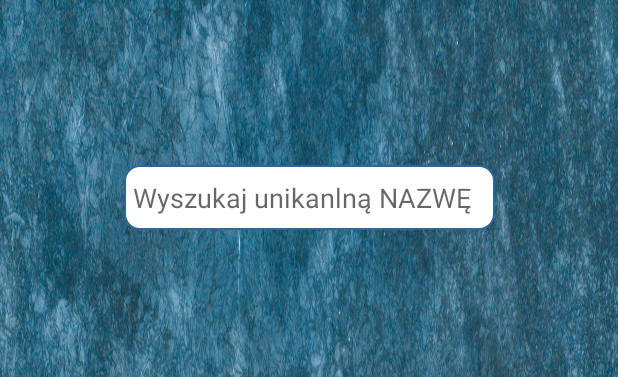
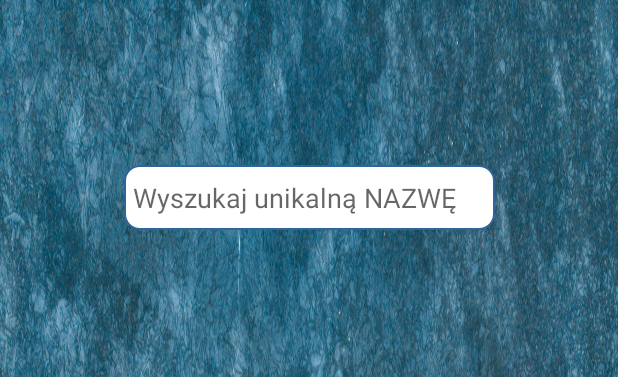
Before and after one commit to pmh-projects/Cloud-Computing-Android, an Android app: the layout activity_update.xml on its own in the app's theme, with its tools: preview values and no code run, on a phone screen of 412 x 824 dp. Shown: the top 377 px of the screen. Run offline under Robolectric (Android 15) with nearby library versions, the phone set to English and light mode, and no system bars.

Commit message:
version_0_6

```diff
--- a/app/src/main/AndroidManifest.xml
+++ b/app/src/main/AndroidManifest.xml
@@ -8,7 +8,7 @@
     <application
         android:allowBackup="true"
         android:icon="@mipmap/ic_launcher"
-        android:label="Baza Klientów"
+        android:label="Baza Klientów Firebase"
         android:roundIcon="@mipmap/ic_launcher_round"
         android:supportsRtl="true"
         android:theme="@style/AppTheme"
--- a/app/src/main/java/com/example/projekt_bazaDanych/Customer.java
+++ b/app/src/main/java/com/example/projekt_bazaDanych/Customer.java
@@ -13,7 +13,8 @@ public class Customer {
 
         private String UniqueName, NameSurname, Address, Phone, Email;
 
-        public Customer(String UniqueName,String NameSurname,String Address,String Phone,String Email) {  //konstruktor
+        //konstruktor z danymi
+        public Customer(String UniqueName,String NameSurname,String Address,String Phone,String Email) {
             this.UniqueName = UniqueName;
             this.NameSurname = NameSurname;
             this.Address = Address;
--- a/app/src/main/java/com/example/projekt_bazaDanych/MainActivity.java
+++ b/app/src/main/java/com/example/projekt_bazaDanych/MainActivity.java
@@ -61,10 +61,11 @@ public class MainActivity extends AppCompatActivity {
             }
         };
 
+        //LOGOWANIE i przejscie do następnego activity
         login.setOnClickListener(new View.OnClickListener() {
             @Override
             public void onClick(View v) {
-                //Log.i("Info","Kliknieto");
+
                 String emailString = Name.getText().toString();
                 String passwordString = Password.getText().toString();
 
--- a/app/src/main/java/com/example/projekt_bazaDanych/Menu.java
+++ b/app/src/main/java/com/example/projekt_bazaDanych/Menu.java
@@ -5,6 +5,7 @@ import android.os.Bundle;
 import android.view.View;
 import android.view.animation.TranslateAnimation;
 import android.widget.ImageView;
+import android.widget.Toast;
 
 import androidx.appcompat.app.AppCompatActivity;
 
@@ -24,7 +25,9 @@ public class Menu extends AppCompatActivity {
         image = findViewById(R.id.iconView);
 
         //translateAnimation, które wyświetla ruszający się obrazek.
+        //Ustawienie pozycji ruchu
         TranslateAnimation animation = new TranslateAnimation(-450.0f, 450.0f, .0f, 0.0f);
+        //Ustawienia prędkości i ilości powtórzeń
         animation.setDuration(2900);
         animation.setRepeatCount(INFINITE);
         animation.setRepeatMode(2);
@@ -61,6 +64,7 @@ public class Menu extends AppCompatActivity {
 
     public void onLogout(View view) {
         Intent loginRecord = new Intent(this,MainActivity.class);
+        Toast.makeText(getApplicationContext(), "Wylogowano", Toast.LENGTH_LONG).show();
         finish();
         startActivity(loginRecord);
 
--- a/app/src/main/res/layout/activity_update.xml
+++ b/app/src/main/res/layout/activity_update.xml
@@ -80,7 +80,7 @@
         android:layout_marginTop="60dp"
         android:background="@drawable/new_edit_text"
         android:ems="10"
-        android:hint="Wyszukaj unikanlną NAZWĘ"
+        android:hint="Wyszukaj unikalną NAZWĘ"
         android:inputType="textPersonName"
         android:padding="6dp"
         app:layout_constraintBottom_toTopOf="@+id/addName"
```
